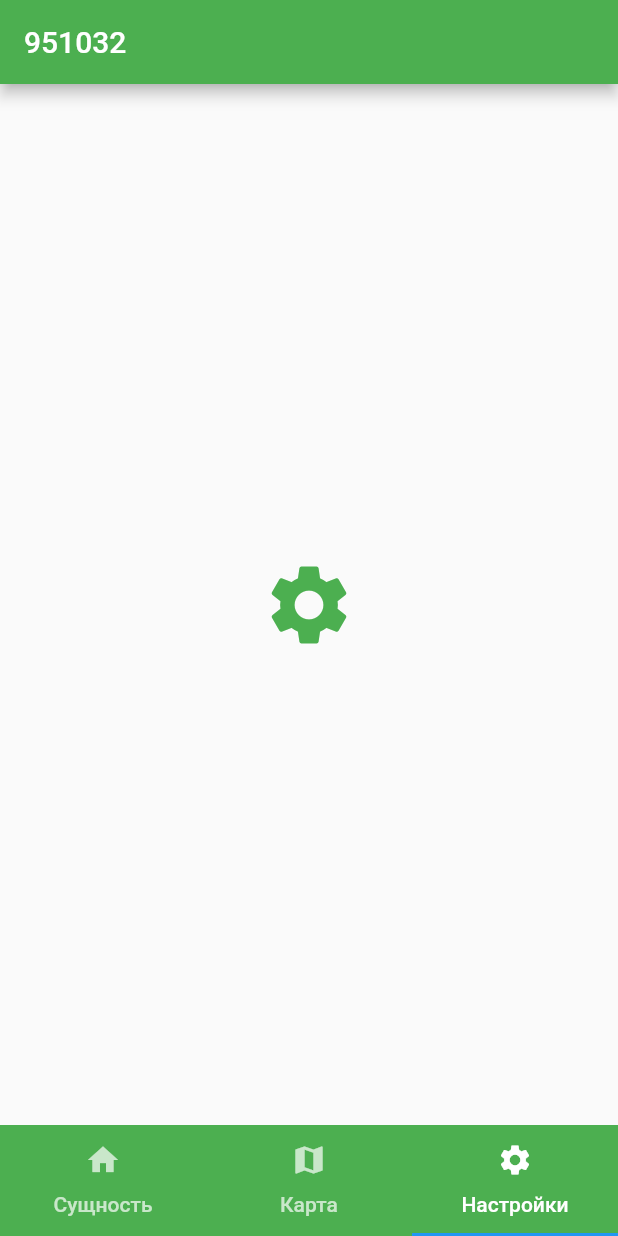
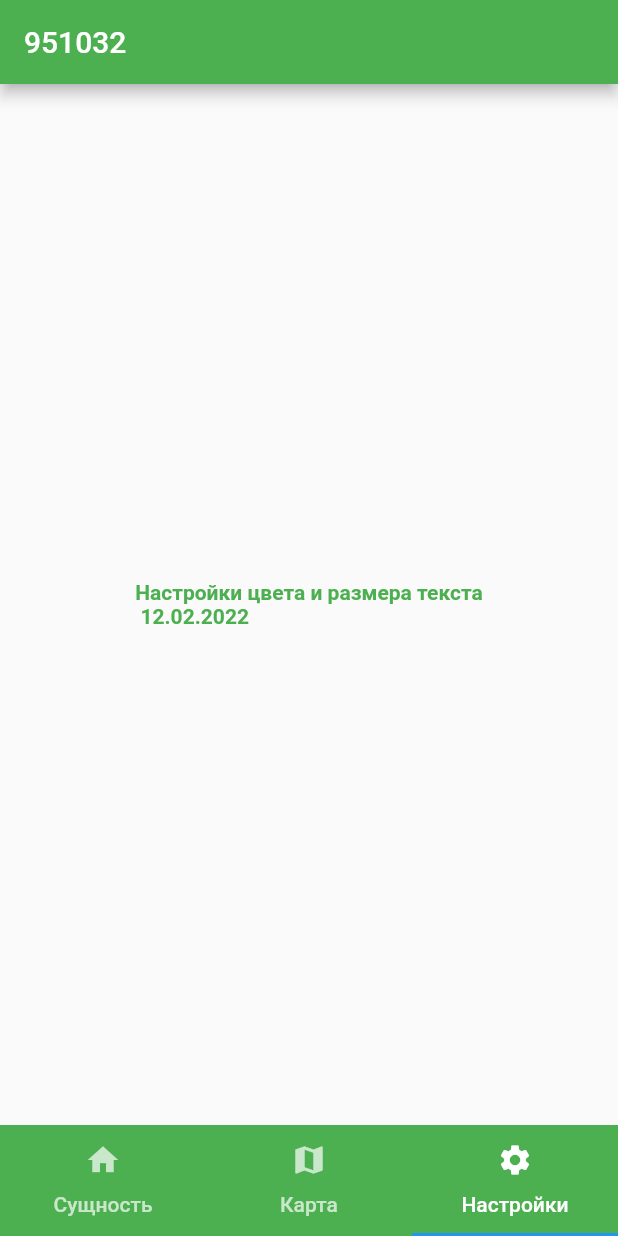
Before and after one commit to fayzullo1501/BSUIR.-1-, a Flutter app: the screen it shows after launch, item 3 of the bottom bar chosen, on a phone screen of 412 x 824 dp. Run offline on Flutter 3.47's test engine with Material 2 defaults, Android fonts, the light colour scheme and no system bars; network calls fail.

Commit message:
BSUIR
РПОдМП

```diff
--- a/lib/BottomTabbarExample.dart
+++ b/lib/BottomTabbarExample.dart
@@ -1,4 +1,7 @@
 import 'package:flutter/material.dart';
+import 'package:weather/homepage.dart';
+import 'package:weather/mappage.dart';
+import 'package:weather/settingspage.dart';
 
 class BottomTabbarExample extends StatefulWidget {
   const BottomTabbarExample({Key? key}) : super(key: key);
@@ -12,9 +15,9 @@ class _BottomTabbarExampleState extends State<BottomTabbarExample>
   late TabController _tabController;
 
   static const _kTabPages = <Widget>[
-    Center(child: Icon(Icons.home, size: 64.0, color: Colors.green)),
-    Center(child: Icon(Icons.map, size: 64.0, color: Colors.green)),
-    Center(child: Icon(Icons.settings, size: 64.0, color: Colors.green)),
+    HomePge(),
+    MapPage(),
+    SettingsPage(),
   ];
   static const _kTabs = <Tab>[
     Tab(icon: Icon(Icons.home), text: 'Сущность'),
@@ -44,7 +47,8 @@ class _BottomTabbarExampleState extends State<BottomTabbarExample>
           title: const Text('951032'),
           backgroundColor: Colors.green
       ),
-      body: TabBarView(
+      body:
+      TabBarView(
         controller: _tabController,
         children: _kTabPages,
       ),
--- /dev/null
+++ b/lib/homepage.dart
@@ -0,0 +1,29 @@
+import 'package:flutter/material.dart';
+
+class HomePge extends StatefulWidget {
+  const HomePge({Key? key}) : super(key: key);
+
+  @override
+  _HomePgeState createState() => _HomePgeState();
+}
+
+class _HomePgeState extends State<HomePge> {
+  @override
+  Widget build(BuildContext context) {
+    return ListView(
+      padding: const EdgeInsets.all(8),
+      children: <Widget>[
+        Card(child:ListTile( title: Text("Минск"),subtitle: Text("12.02.2022."), leading: CircleAvatar(backgroundImage: NetworkImage("https://cdn.turkishairlines.com/m/538ee35cf95e10a6/original/Travel-Guide-of-Minsk-via-Turkish-Airlines.jpg")))),
+        Card(child:ListTile( title: Text("Минск"),subtitle: Text("12.02.2022."), leading: CircleAvatar(backgroundImage: NetworkImage("https://cdn.turkishairlines.com/m/538ee35cf95e10a6/original/Travel-Guide-of-Minsk-via-Turkish-Airlines.jpg")))),
+        Card(child:ListTile( title: Text("Минск"),subtitle: Text("12.02.2022."), leading: CircleAvatar(backgroundImage: NetworkImage("https://cdn.turkishairlines.com/m/538ee35cf95e10a6/original/Travel-Guide-of-Minsk-via-Turkish-Airlines.jpg")))),
+        Card(child:ListTile( title: Text("Минск"),subtitle: Text("12.02.2022."), leading: CircleAvatar(backgroundImage: NetworkImage("https://cdn.turkishairlines.com/m/538ee35cf95e10a6/original/Travel-Guide-of-Minsk-via-Turkish-Airlines.jpg")))),
+        Card(child:ListTile( title: Text("Минск"),subtitle: Text("12.02.2022."), leading: CircleAvatar(backgroundImage: NetworkImage("https://cdn.turkishairlines.com/m/538ee35cf95e10a6/original/Travel-Guide-of-Minsk-via-Turkish-Airlines.jpg")))),
+        Card(child:ListTile( title: Text("Минск"),subtitle: Text("12.02.2022."), leading: CircleAvatar(backgroundImage: NetworkImage("https://cdn.turkishairlines.com/m/538ee35cf95e10a6/original/Travel-Guide-of-Minsk-via-Turkish-Airlines.jpg")))),
+        Card(child:ListTile( title: Text("Минск"),subtitle: Text("12.02.2022."), leading: CircleAvatar(backgroundImage: NetworkImage("https://cdn.turkishairlines.com/m/538ee35cf95e10a6/original/Travel-Guide-of-Minsk-via-Turkish-Airlines.jpg")))),
+        Card(child:ListTile( title: Text("Минск"),subtitle: Text("12.02.2022."), leading: CircleAvatar(backgroundImage: NetworkImage("https://cdn.turkishairlines.com/m/538ee35cf95e10a6/original/Travel-Guide-of-Minsk-via-Turkish-Airlines.jpg")))),
+        Card(child:ListTile( title: Text("Минск"),subtitle: Text("12.02.2022."), leading: CircleAvatar(backgroundImage: NetworkImage("https://cdn.turkishairlines.com/m/538ee35cf95e10a6/original/Travel-Guide-of-Minsk-via-Turkish-Airlines.jpg")))),
+        Card(child:ListTile( title: Text("Минск"),subtitle: Text("12.02.2022."), leading: CircleAvatar(backgroundImage: NetworkImage("https://cdn.turkishairlines.com/m/538ee35cf95e10a6/original/Travel-Guide-of-Minsk-via-Turkish-Airlines.jpg")))),
+      ],
+    );
+  }
+}
--- a/lib/main.dart
+++ b/lib/main.dart
@@ -26,7 +26,7 @@ class _SplashScreenState extends State<SplashScreen> {
   void initState() {
     // TODO: implement initState
     super.initState();
-    Timer(Duration(seconds: 5), () {
+    Timer(Duration(seconds: 3), () {
       Navigator.of(context)
           .pushReplacement(MaterialPageRoute(builder: (_) => BottomTabbarExample()));
     });
--- /dev/null
+++ b/lib/settingspage.dart
@@ -0,0 +1,21 @@
+import 'package:flutter/material.dart';
+
+class SettingsPage extends StatefulWidget {
+  const SettingsPage({Key? key}) : super(key: key);
+
+  @override
+  _SettingsPageState createState() => _SettingsPageState();
+}
+
+class _SettingsPageState extends State<SettingsPage> {
+  @override
+  Widget build(BuildContext context) {
+    return Center(
+      child: Text(
+        'Настройки цвета и размера текста\n 12.02.2022',
+        style: TextStyle(color: Colors.green,
+        fontWeight: FontWeight.bold),
+      ),
+    );
+  }
+}
--- a/pubspec.yaml
+++ b/pubspec.yaml
@@ -29,6 +29,12 @@ environment:
 dependencies:
   flutter:
     sdk: flutter
+
+  google_maps_flutter: ^1.0.6
+  geolocator: ^5.3.1
+  location_permissions: 3.0.0
+
+  http: ^0.12.2
 
 
   # The following adds the Cupertino Icons font to your application.
```
Also changed, not shown: lib/mappage.dart (added, +22 -0 lines), pubspec.lock, 1 other file.
